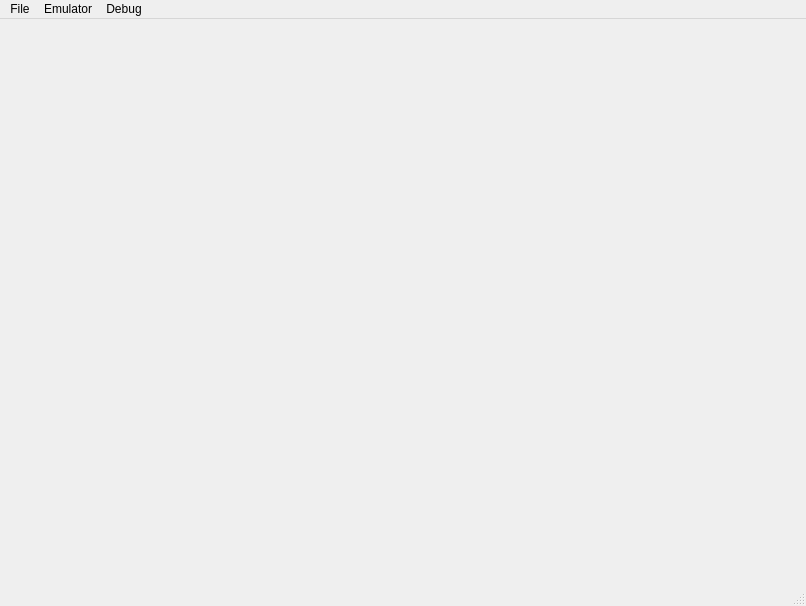
Qt form MainWindow.ui (andrade824/SuperII) before a commit.
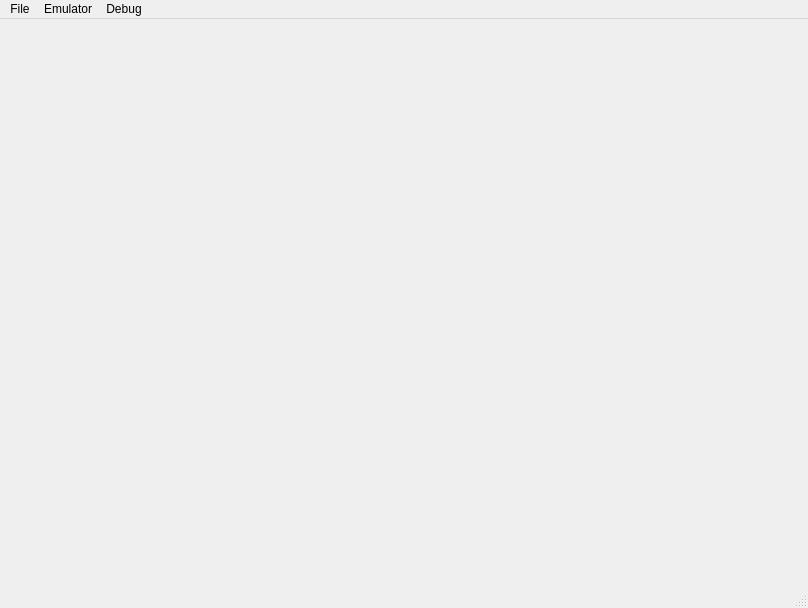
The same form after that commit.

Commit message: Add View CPU Registers window

Patch:
```diff
--- a/MainWindow.ui
+++ b/MainWindow.ui
@@ -6,8 +6,8 @@
    <rect>
     <x>0</x>
     <y>0</y>
-    <width>806</width>
-    <height>606</height>
+    <width>808</width>
+    <height>608</height>
    </rect>
   </property>
   <property name="windowTitle">
@@ -19,7 +19,7 @@
     <rect>
      <x>0</x>
      <y>0</y>
-     <width>806</width>
+     <width>808</width>
      <height>17</height>
     </rect>
    </property>
```
Left out of the diff: 4 changed lines with no effect on the pictures. The commit also changes 6 other files.
